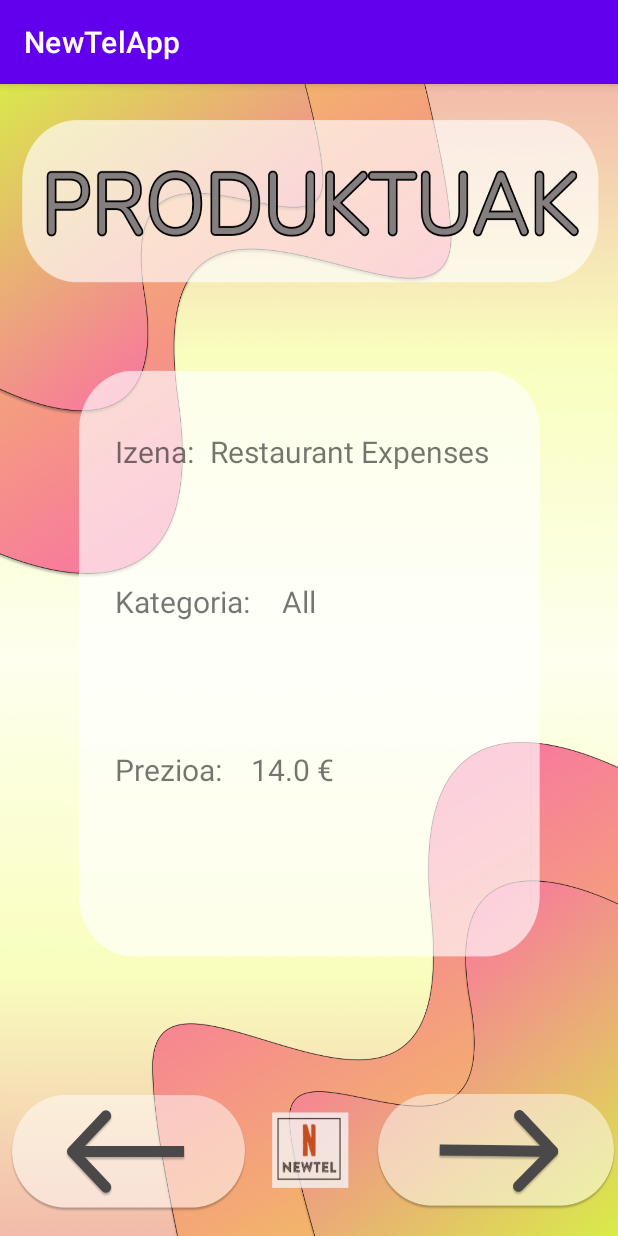
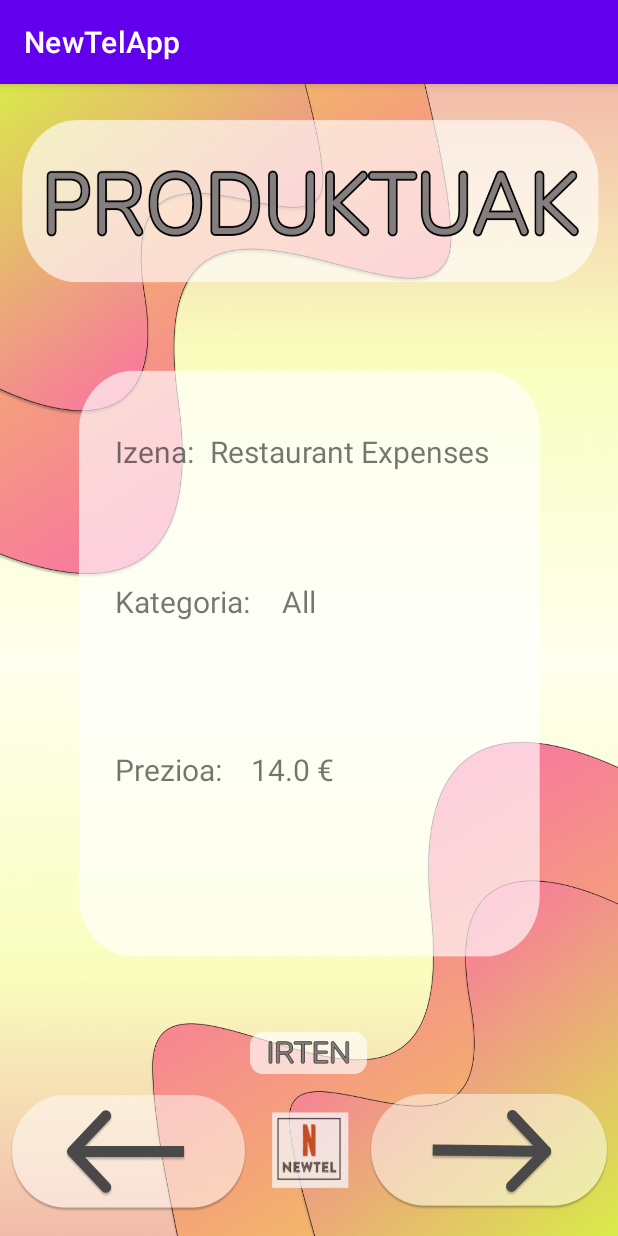
Before and after one commit to MaitaneG/DordokaRazing, an Android app: the fragment SecondFragment shown on its own in the app's theme, on a phone screen of 412 x 824 dp. Run offline under Robolectric (Android 15) with nearby library versions, the light colour scheme and no system bars.

Commit message:
Irten botoia

```diff
--- a/NewTelApp/app/src/main/java/com/example/newtelapp/SecondFragment.java
+++ b/NewTelApp/app/src/main/java/com/example/newtelapp/SecondFragment.java
@@ -1,5 +1,6 @@
 package com.example.newtelapp;
 
+import android.app.Application;
 import android.os.Bundle;
 import android.view.LayoutInflater;
 import android.view.View;
@@ -26,6 +27,7 @@ public class SecondFragment extends Fragment {
     private TextView prezioa;
     private ImageButton botoiaAurrera;
     private ImageButton botoiaAtzera;
+    private ImageButton botoiaIrten;
 
     private int index=0;
 
@@ -53,9 +55,11 @@ public class SecondFragment extends Fragment {
 
         botoiaAurrera=view.findViewById(R.id.button_produktuak_aurrera);
         botoiaAtzera=view.findViewById(R.id.button_produktuak_atzera);
+        botoiaIrten=view.findViewById(R.id.button_irten);
 
         botoiaAurrera.setOnClickListener(this::produktuakAurrera);
         botoiaAtzera.setOnClickListener(this::produktuakAtzera);
+        botoiaIrten.setOnClickListener(this::irten);
 
         datuakAldatu(view);
 
@@ -98,4 +102,9 @@ public class SecondFragment extends Fragment {
         datuakAldatu(view);
     }
 
+    public void irten(View view){
+        NavHostFragment.findNavController(SecondFragment.this)
+                .navigate(R.id.action_SecondFragment_to_FirstFragment);
+    }
+
 }
--- a/NewTelApp/app/src/main/res/layout/fragment_second.xml
+++ b/NewTelApp/app/src/main/res/layout/fragment_second.xml
@@ -15,9 +15,11 @@
         android:layout_width="160dp"
         android:layout_height="77dp"
         android:background="@drawable/aurrerabotoia"
+        android:scaleType="fitCenter"
+        android:adjustViewBounds="true"
         app:layout_constraintBottom_toBottomOf="parent"
         app:layout_constraintEnd_toEndOf="parent"
-        app:layout_constraintHorizontal_bias="0.996"
+        app:layout_constraintHorizontal_bias="0.976"
         app:layout_constraintStart_toStartOf="parent"
         app:layout_constraintTop_toTopOf="parent"
         app:layout_constraintVertical_bias="0.975"
@@ -27,6 +29,8 @@
         android:id="@+id/button_produktuak_atzera"
         android:layout_width="158dp"
         android:layout_height="78dp"
+        android:scaleType="fitCenter"
+        android:adjustViewBounds="true"
         android:background="@drawable/atzerabotoia"
         app:layout_constraintBottom_toBottomOf="parent"
         app:layout_constraintEnd_toEndOf="parent"
@@ -122,4 +126,20 @@
         app:layout_constraintTop_toTopOf="parent"
         app:layout_constraintVertical_bias="0.599" />
 
+    <ImageButton
+        android:id="@+id/button_irten"
+        android:layout_width="150dp"
+        android:layout_height="48dp"
+        android:adjustViewBounds="true"
+        android:backgroundTint="@color/kolorea"
+        android:scaleType="fitCenter"
+        android:src="@drawable/irtenbotoia"
+        app:layout_constraintBottom_toBottomOf="parent"
+        app:layout_constraintEnd_toEndOf="parent"
+        app:layout_constraintHorizontal_bias="0.498"
+        app:layout_constraintStart_toStartOf="parent"
+        app:layout_constraintTop_toTopOf="parent"
+        app:layout_constraintVertical_bias="0.864"
+        tools:ignore="SpeakableTextPresentCheck" />
+
 </androidx.constraintlayout.widget.ConstraintLayout>
--- a/NewTelApp/app/src/main/res/navigation/nav_graph.xml
+++ b/NewTelApp/app/src/main/res/navigation/nav_graph.xml
@@ -20,5 +20,10 @@
         android:id="@+id/SecondFragment"
         android:name="com.example.newtelapp.SecondFragment"
         android:label="@string/second_fragment_label"
-        tools:layout="@layout/fragment_second"/>
+        tools:layout="@layout/fragment_second">
+        <action
+            android:id="@+id/action_SecondFragment_to_FirstFragment"
+            app:destination="@id/FirstFragment"
+            app:enterAnim="@anim/from_left" />
+    </fragment>
 </navigation>
--- a/NewTelApp/app/src/main/res/values/colors.xml
+++ b/NewTelApp/app/src/main/res/values/colors.xml
@@ -7,4 +7,5 @@
     <color name="teal_700">#FF018786</color>
     <color name="black">#FF000000</color>
     <color name="white">#FFFFFFFF</color>
+    <color name="kolorea">#00FFFFFF</color>
 </resources>
```
Also changed, not shown: NewTelApp/app/src/main/res/drawable/irtenbotoia.png (added).
